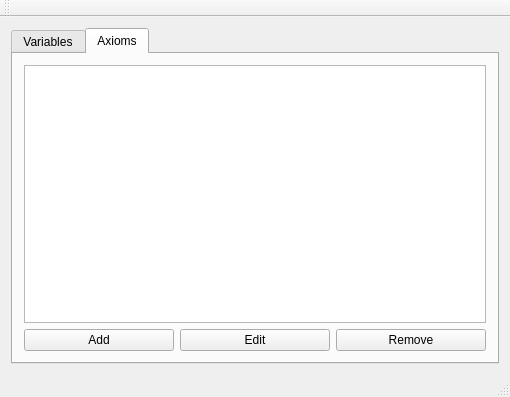
Old version of the form MainWindow.ui in the repository jaxfrank/L-System-Designer.
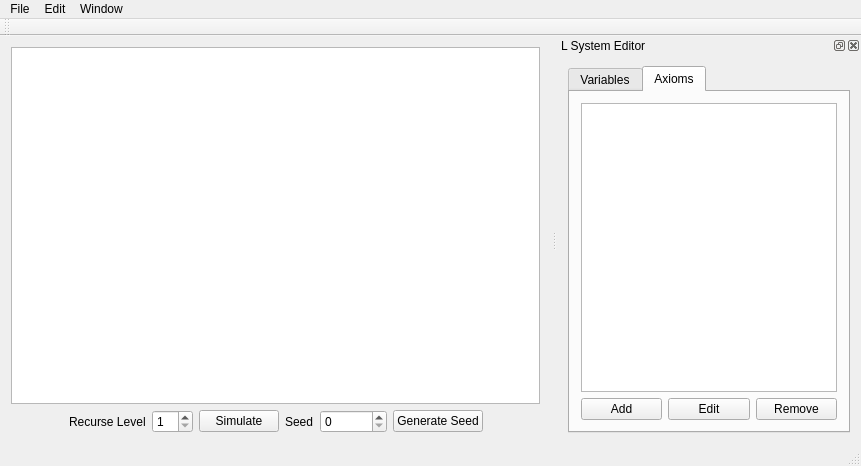
New version of the form. The open tabs and pages were chosen to show the change.

Commit message: Can now create Axioms Fixed some bugs Can now create and execute the L-Systems. More stuff that I can't remember. I need to make more commits...

What changed in the file:
```diff
--- a/MainWindow.ui
+++ b/MainWindow.ui
@@ -6,14 +6,161 @@
    <rect>
     <x>0</x>
     <y>0</y>
-    <width>510</width>
-    <height>397</height>
+    <width>861</width>
+    <height>466</height>
    </rect>
   </property>
   <property name="windowTitle">
    <string>MainWindow</string>
   </property>
   <widget class="QWidget" name="centralWidget">
+   <layout class="QVBoxLayout" name="verticalLayout_4">
+    <item>
+     <layout class="QVBoxLayout" name="verticalLayout_3">
+      <item>
+       <widget class="QListView" name="simulatedListView">
+        <property name="flow">
+         <enum>QListView::LeftToRight</enum>
+        </property>
+       </widget>
+      </item>
+      <item>
+       <layout class="QHBoxLayout" name="horizontalLayout_2">
+        <item>
+         <spacer name="horizontalSpacer_2">
+          <property name="orientation">
+           <enum>Qt::Horizontal</enum>
+          </property>
+          <property name="sizeHint" stdset="0">
+           <size>
+            <width>40</width>
+            <height>20</height>
+           </size>
+          </property>
+         </spacer>
+        </item>
+        <item>
+         <widget class="QLabel" name="lblRecurseLevel">
+          <property name="text">
+           <string>Recurse Level</string>
+          </property>
+         </widget>
+        </item>
+        <item>
+         <widget class="QSpinBox" name="sbRecurseLevel">
+          <property name="minimum">
+           <number>1</number>
+          </property>
+         </widget>
+        </item>
+        <item>
+         <widget class="QPushButton" name="btnSimulate">
+          <property name="text">
+           <string>Simulate</string>
+          </property>
+         </widget>
+        </item>
+        <item>
+         <widget class="QLabel" name="lblSeed">
+          <property name="text">
+           <string>Seed</string>
+          </property>
+         </widget>
+        </item>
+        <item>
+         <widget class="QSpinBox" name="sbSeed">
+          <property name="maximum">
+           <number>999999999</number>
+          </property>
+         </widget>
+        </item>
+        <item>
+         <widget class="QPushButton" name="pushButton">
+          <property name="text">
+           <string>Generate Seed</string>
+          </property>
+         </widget>
+        </item>
+        <item>
+         <spacer name="horizontalSpacer">
+          <property name="orientation">
+           <enum>Qt::Horizontal</enum>
+          </property>
+          <property name="sizeHint" stdset="0">
+           <size>
+            <width>40</width>
+            <height>20</height>
+           </size>
+          </property>
+         </spacer>
+        </item>
+       </layout>
+      </item>
+     </layout>
+    </item>
+   </layout>
+  </widget>
+  <widget class="QMenuBar" name="menuBar">
+   <property name="geometry">
+    <rect>
+     <x>0</x>
+     <y>0</y>
+     <width>861</width>
+     <height>21</height>
+    </rect>
+   </property>
+   <widget class="QMenu" name="menuFile">
+    <property name="title">
+     <string>File</string>
+    </property>
+   </widget>
+   <widget class="QMenu" name="menuEdit">
+    <property name="title">
+     <string>Edit</string>
+    </property>
+   </widget>
+   <widget class="QMenu" name="menuWindow">
+    <property name="title">
+     <string>Window</string>
+    </property>
+    <widget class="QMenu" name="menuViews">
+     <property name="title">
+      <string>Views</string>
+     </property>
+     <addaction name="actionLSystem_Editor"/>
+    </widget>
+    <addaction name="menuViews"/>
+   </widget>
+   <addaction name="menuFile"/>
+   <addaction name="menuEdit"/>
+   <addaction name="menuWindow"/>
+  </widget>
+  <widget class="QToolBar" name="mainToolBar">
+   <attribute name="toolBarArea">
+    <enum>TopToolBarArea</enum>
+   </attribute>
+   <attribute name="toolBarBreak">
+    <bool>false</bool>
+   </attribute>
+  </widget>
+  <widget class="QStatusBar" name="statusBar"/>
+  <widget class="QDockWidget" name="lSystemEditor">
+   <property name="floating">
+    <bool>false</bool>
+   </property>
+   <property name="features">
+    <set>QDockWidget::AllDockWidgetFeatures</set>
+   </property>
+   <property name="allowedAreas">
+    <set>Qt::AllDockWidgetAreas</set>
+   </property>
+   <property name="windowTitle">
+    <string>L System Editor</string>
+   </property>
+   <attribute name="dockWidgetArea">
+    <number>2</number>
+   </attribute>
+   <widget class="QWidget" name="dockWidgetContents">
    <layout class="QHBoxLayout" name="horizontalLayout">
     <item>
      <widget class="QTabWidget" name="varAxiomTabWidget">
@@ -86,7 +233,11 @@
        </attribute>
        <layout class="QVBoxLayout" name="verticalLayout_2">
         <item>
-         <widget class="QListView" name="axiomListView"/>
+          <widget class="QListView" name="axiomListView">
+           <property name="enabled">
+            <bool>true</bool>
+           </property>
+          </widget>
         </item>
         <item>
          <layout class="QHBoxLayout" name="axiomButtonLayout">
@@ -119,25 +270,15 @@
     </item>
    </layout>
   </widget>
-  <widget class="QMenuBar" name="menuBar">
-   <property name="geometry">
-    <rect>
-     <x>0</x>
-     <y>0</y>
-     <width>510</width>
-     <height>21</height>
-    </rect>
-   </property>
   </widget>
-  <widget class="QToolBar" name="mainToolBar">
-   <attribute name="toolBarArea">
-    <enum>TopToolBarArea</enum>
-   </attribute>
-   <attribute name="toolBarBreak">
-    <bool>false</bool>
-   </attribute>
-  </widget>
-  <widget class="QStatusBar" name="statusBar"/>
+  <action name="actionLSystem_Editor">
+   <property name="checkable">
+    <bool>true</bool>
+   </property>
+   <property name="text">
+    <string>LSystem Editor</string>
+   </property>
+  </action>
  </widget>
  <layoutdefault spacing="6" margin="11"/>
  <resources/>
```
Left out of the diff: 35 changed lines with no effect on the pictures. Lines whose indentation alone changed are shown as unchanged. The commit also changes 21 other files.
